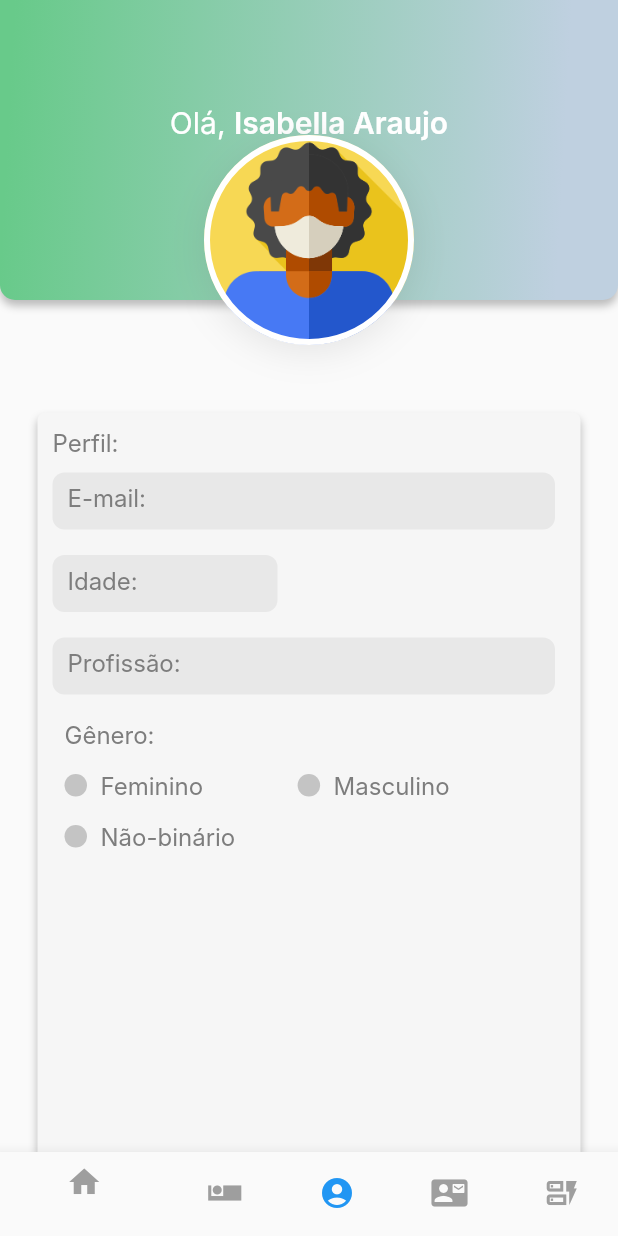
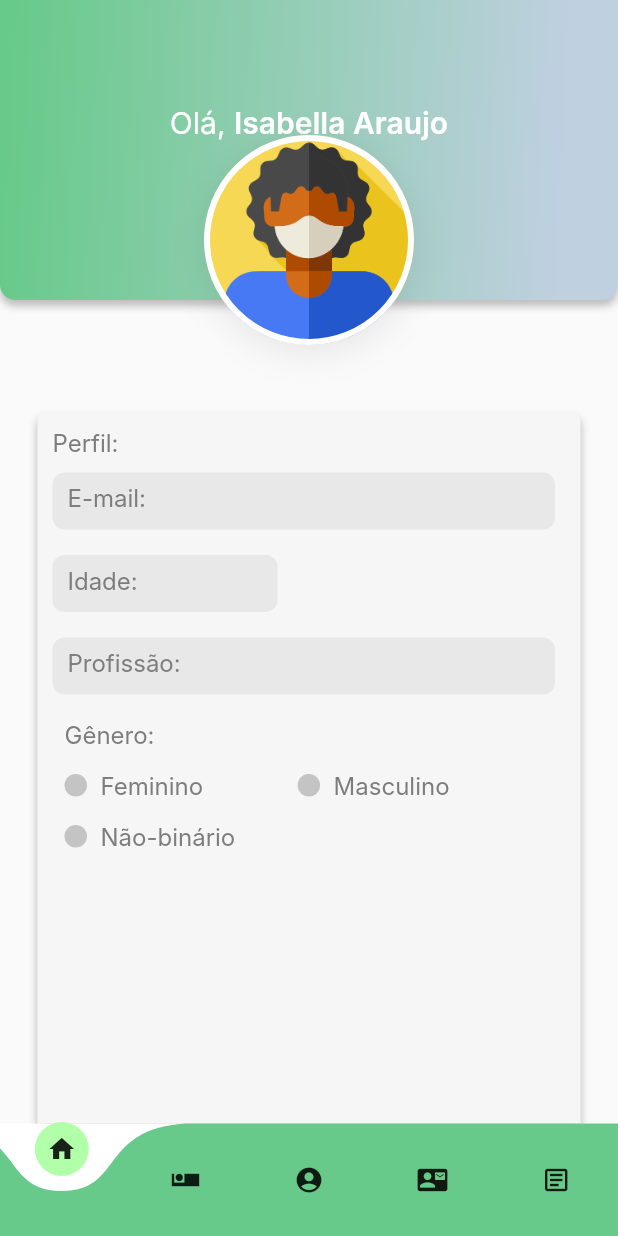
Before and after one commit to juliaalmeida13/APP-MENTAL, a Flutter app: the HomePage screen opened directly, swiped to page 3, on a phone screen of 412 x 824 dp. Run offline on Flutter 3.47's test engine with Material 2 defaults, Android fonts, the phone set to English and light mode, and no system bars; drawn by our look-alikes of curved_navigation_bar; our stand-ins replace cloud_firestore, firebase_auth, firebase_core, shared_preferences, simple_animations; missing offline and left inert: flutter_phone_direct_caller; accounts and stored records are empty; Roboto replaces fonts that are missing (Inter).

Commit message:
add design telas

```diff
--- a/app base/lib/Perfil/Widgets/Informacoes/info.dart
+++ b/app base/lib/Perfil/Widgets/Informacoes/info.dart
@@ -19,8 +19,6 @@ class Info extends StatelessWidget {
                   borderRadius: BorderRadius.only(
                     topLeft: Radius.circular(5),
                     topRight: Radius.circular(5),
-                    bottomLeft: Radius.circular(0),
-                    bottomRight: Radius.circular(0),
                   ),
                   boxShadow: [
                     BoxShadow(
@@ -50,12 +48,7 @@ class Info extends StatelessWidget {
               width: 335,
               height: 38,
               decoration: BoxDecoration(
-                  borderRadius: BorderRadius.only(
-                    topLeft: Radius.circular(8),
-                    topRight: Radius.circular(8),
-                    bottomLeft: Radius.circular(8),
-                    bottomRight: Radius.circular(8),
-                  ),
+                  borderRadius: BorderRadius.circular(8),
                   color: AppColors.cinza),
             ),
           ),
@@ -74,12 +67,7 @@ class Info extends StatelessWidget {
               width: 150,
               height: 38,
               decoration: BoxDecoration(
-                  borderRadius: BorderRadius.only(
-                    topLeft: Radius.circular(8),
-                    topRight: Radius.circular(8),
-                    bottomLeft: Radius.circular(8),
-                    bottomRight: Radius.circular(8),
-                  ),
+                  borderRadius: BorderRadius.circular(8),
                   color: AppColors.cinza),
             ),
           ),
@@ -98,12 +86,7 @@ class Info extends StatelessWidget {
               width: 335,
               height: 38,
               decoration: BoxDecoration(
-                  borderRadius: BorderRadius.only(
-                    topLeft: Radius.circular(8),
-                    topRight: Radius.circular(8),
-                    bottomLeft: Radius.circular(8),
-                    bottomRight: Radius.circular(8),
-                  ),
+                  borderRadius: BorderRadius.circular(8),
                   color: AppColors.cinza),
             ),
           ),
--- a/app base/lib/views/home_page.dart
+++ b/app base/lib/views/home_page.dart
@@ -1,6 +1,8 @@
 import 'package:chat_app_tutorial/Perfil/perfil.dart';
+import 'package:chat_app_tutorial/colors/colors.dart';
 import 'package:chat_app_tutorial/views/chatRoomsScreen.dart';
 import 'package:chat_app_tutorial/views/sleep_diary.dart';
+import 'package:curved_navigation_bar/curved_navigation_bar.dart';
 import 'package:flutter/material.dart';
 import '../views/contacts_screen.dart';
 import '../views/quests_screen.dart';
@@ -41,7 +43,8 @@ class _HomePageState extends State<HomePage> {
         onPageChanged: _onPageChanged,
         physics: NeverScrollableScrollPhysics(),
       ),
-      bottomNavigationBar: BottomNavigationBar(
+      bottomNavigationBar:
+          /*BottomNavigationBar(
         onTap: _onItemTapped,
         items: [
           buildBottomNavigationBarItem(
@@ -54,11 +57,28 @@ class _HomePageState extends State<HomePage> {
           buildBottomNavigationBarItem(Icons.quick_contacts_mail_rounded, 3),
           buildBottomNavigationBarItem(Icons.dynamic_form_outlined, 4)
         ],
+      )*/
+          CurvedNavigationBar(
+        onTap: _onItemTapped,
+        color: AppColors.verdementa,
+        backgroundColor: AppColors.white,
+        buttonBackgroundColor: AppColors.verdeclaro,
+        items: <Widget>[
+          Icon(Icons.home, size: 20, color: Colors.black87),
+          Icon(Icons.airline_seat_individual_suite_sharp,
+              size: 20, color: Colors.black87),
+          Icon(Icons.account_circle_rounded, size: 20, color: Colors.black87),
+          Icon(Icons.quick_contacts_mail_rounded,
+              size: 20, color: Colors.black87),
+          Icon(Icons.article_outlined, size: 20, color: Colors.black87)
+        ],
+        animationDuration: Duration(milliseconds: 200),
+        animationCurve: Curves.linear,
       ),
     );
   }
 
-  BottomNavigationBarItem buildBottomNavigationBarItem(
+  /*BottomNavigationBarItem buildBottomNavigationBarItem(
       IconData icon, int index) {
     return BottomNavigationBarItem(
       icon: Icon(
@@ -67,5 +87,5 @@ class _HomePageState extends State<HomePage> {
       ),
       label: '',
     );
-  }
+  }*/
 }
--- a/app base/pubspec.yaml
+++ b/app base/pubspec.yaml
@@ -35,6 +35,7 @@ dependencies:
   # The following adds the Cupertino Icons font to your application.
   # Use with the CupertinoIcons class for iOS style icons.
   cupertino_icons: ^1.0.0
+  curved_navigation_bar: ^0.3.7
 
 dev_dependencies:
   flutter_test:
```
Also changed, not shown: app base/lib/views/conversation_screen.dart (+25 -9 lines), app base/lib/views/quests_screen.dart (+1 -6 lines), app base/pubspec.lock.
